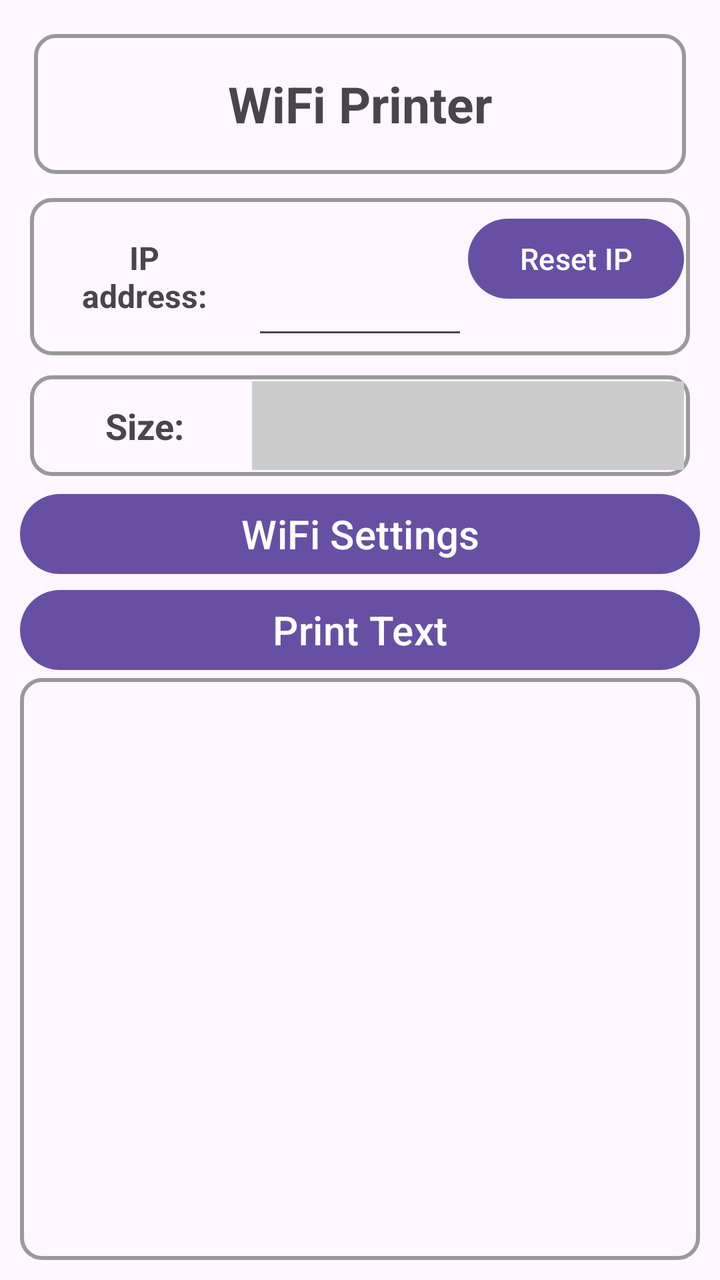
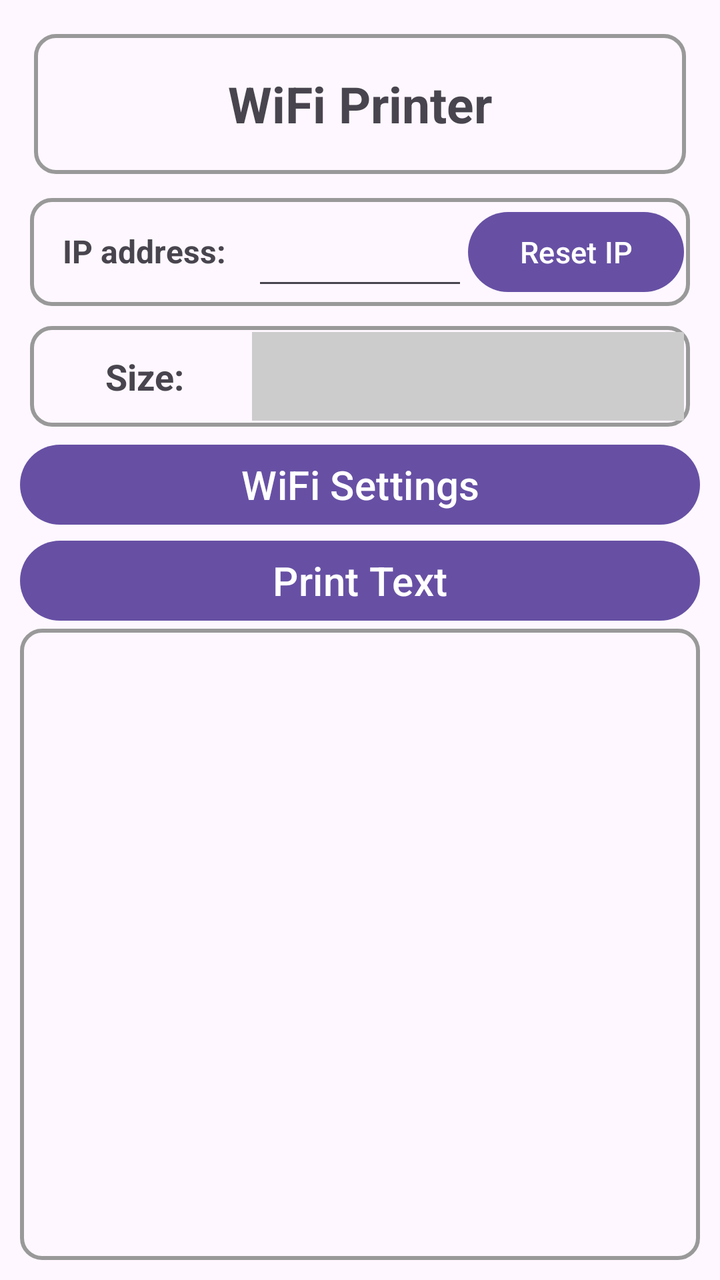

The first picture is an Android layout as it rendered before a commit; the second is the same layout after the commit. The layout source and the unified diff follow.
<!-- AndroidManifest.xml: application theme Theme.POSGeneralSDKDemo -->
<!-- res/layout/activity_wifi_printer.xml -->
<?xml version="1.0" encoding="utf-8"?>
<LinearLayout xmlns:android="http://schemas.android.com/apk/res/android"
    xmlns:app="http://schemas.android.com/apk/res-auto"
    xmlns:tools="http://schemas.android.com/tools"
    android:id="@+id/main"
    android:layout_width="match_parent"
    android:layout_height="match_parent"
    android:padding="10dp"
    android:orientation="vertical">

    <TextView
        android:id="@+id/tvIntro"
        android:layout_width="match_parent"
        android:layout_height="70dp"
        android:textSize="25dp"
        android:text="WiFi Printer"
        android:gravity="center"
        android:textStyle="bold"
        android:layout_margin="7dp"
        android:background="@drawable/border"/>

    <LinearLayout
        android:layout_width="match_parent"
        android:layout_height="wrap_content"
        android:orientation="horizontal"
        android:layout_margin="5dp"
        android:background="@drawable/border">

        <TextView
            android:layout_width="0dp"
            android:layout_height="wrap_content"
            android:layout_weight="1"
            android:padding="16dp"
            android:gravity="center"
            android:text="IP address:"
            android:textSize="16sp"
            android:textStyle="bold"/>

        <EditText
            android:id="@+id/etPrinterIp"
            android:layout_width="0dp"
            android:layout_height="match_parent"
            android:layout_weight="1"
            android:textSize="15sp"
            android:inputType="textNoSuggestions"/>

        <Button
            android:id="@+id/btnResetIp"
            android:layout_width="0dp"
            android:layout_height="wrap_content"
            android:layout_weight="1"
            android:text="Reset IP"
            android:textSize="15sp" />

    </LinearLayout>

    <LinearLayout
        android:layout_width="match_parent"
        android:layout_height="wrap_content"
        android:orientation="horizontal"
        android:layout_margin="5dp"
        android:background="@drawable/border">

        <TextView
            android:layout_width="0dp"
            android:layout_height="wrap_content"
            android:layout_weight="1"
            android:padding="10dp"
            android:gravity="center"
            android:text="Size:"
            android:textSize="18sp"
            android:textStyle="bold"/>

        <Spinner
            android:id="@+id/spPrintSize"
            android:layout_width="0dp"
            android:layout_height="match_parent"
            android:layout_weight="2"
            android:background="#CCCCCC"/>

    </LinearLayout>

    <Button
        android:id="@+id/btnWifiSettings"
        android:layout_width="match_parent"
        android:layout_height="wrap_content"
        android:text="WiFi Settings"
        android:textSize="20sp"
        android:padding="0dp"/>

    <Button
        android:id="@+id/btnPrintText"
        android:layout_width="match_parent"
        android:layout_height="wrap_content"
        android:text="Print Text"
        android:textSize="20sp"
        android:padding="0dp"/>

    <ScrollView
        android:layout_width="match_parent"
        android:layout_height="match_parent"
        android:background="@drawable/border"
        android:padding="10dp">


        <TextView
            android:id="@+id/tvResult"
            android:layout_width="match_parent"
            android:layout_height="wrap_content"
            android:textSize="17sp"/>

    </ScrollView>

</LinearLayout>
<!-- resources referenced by this layout -->
<resources>
  <!-- drawable border (drawable) -->
  <?xml version="1.0" encoding="utf-8"?>
  <shape xmlns:android="http://schemas.android.com/apk/res/android">
  
      <stroke android:width="2dp" android:color="#999999"/>
      <padding android:bottom="3dp" android:left="3dp" android:right="3dp" android:top="3dp"/>
      <corners android:radius="10dp"/>
  
  </shape>
  <style name="Theme.POSGeneralSDKDemo" parent="Base.Theme.POSGeneralSDKDemo" />
  <style name="Base.Theme.POSGeneralSDKDemo" parent="Theme.Material3.DayNight.NoActionBar">
          
          
      </style>
</resources>

<!-- the commit's change to res/layout/activity_wifi_printer.xml (unified diff, before → after) -->
@@ -30,7 +30,7 @@
             android:layout_width="0dp"
             android:layout_height="wrap_content"
             android:layout_weight="1"
-            android:padding="16dp"
+
             android:gravity="center"
             android:text="IP address:"
             android:textSize="16sp"
